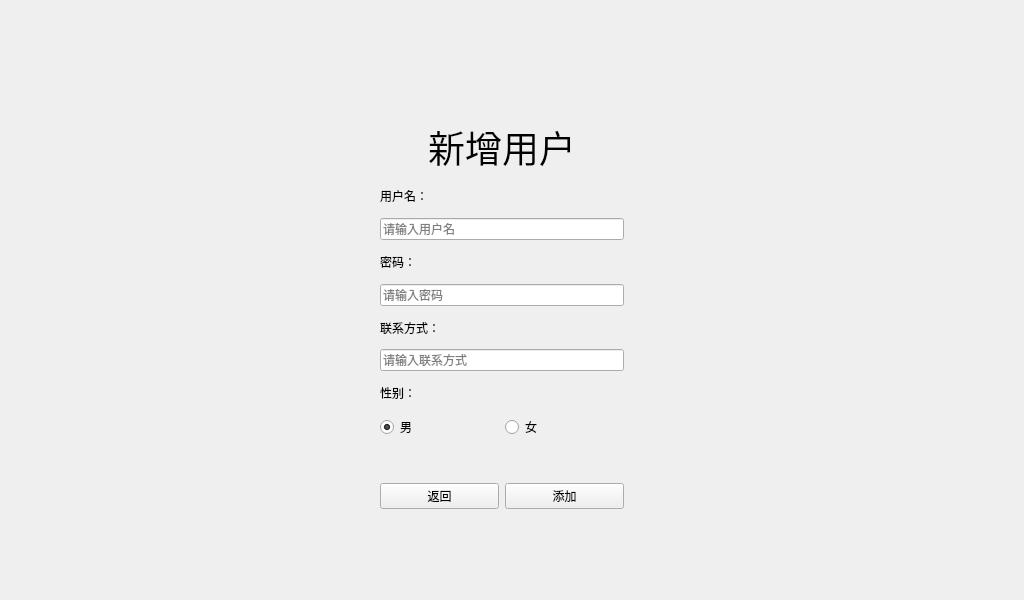
The window that VendingSystem_server/userreg.ui (Nyar-D/VendingSystem) describes before a commit, drawn with Qt 5.
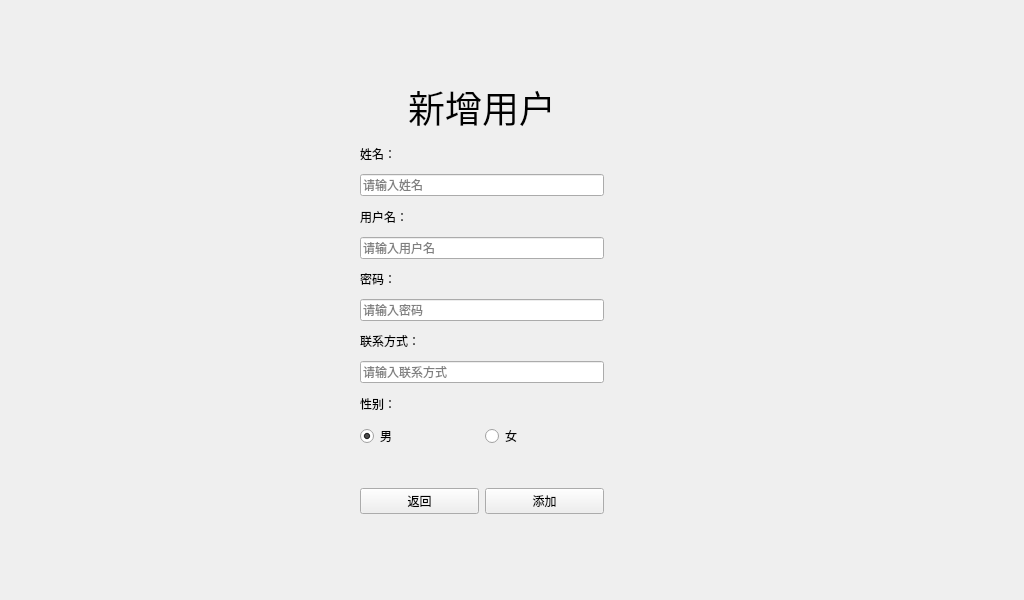
The same window after the commit.

What changed in the file:
```diff
--- a/VendingSystem_server/userreg.ui
+++ b/VendingSystem_server/userreg.ui
@@ -13,13 +13,13 @@
   <property name="windowTitle">
    <string>Add</string>
   </property>
-  <widget class="QWidget" name="">
+  <widget class="QWidget" name="layoutWidget">
    <property name="geometry">
     <rect>
-     <x>380</x>
-     <y>120</y>
+     <x>360</x>
+     <y>80</y>
      <width>244</width>
-     <height>389</height>
+     <height>434</height>
     </rect>
    </property>
    <layout class="QVBoxLayout" name="verticalLayout">
@@ -38,6 +38,20 @@
       </property>
      </widget>
     </item>
+    <item>
+     <widget class="QLabel" name="name_lb">
+      <property name="text">
+       <string>姓名：</string>
+      </property>
+     </widget>
+    </item>
+    <item>
+     <widget class="QLineEdit" name="name_le">
+      <property name="placeholderText">
+       <string>请输入姓名</string>
+      </property>
+     </widget>
+    </item>
     <item>
      <widget class="QLabel" name="username_lb">
       <property name="text">
@@ -93,7 +107,7 @@
     <item>
      <layout class="QHBoxLayout" name="horizontalLayout_2">
       <item>
-       <widget class="QRadioButton" name="woman">
+       <widget class="QRadioButton" name="man">
         <property name="focusPolicy">
          <enum>Qt::NoFocus</enum>
         </property>
@@ -106,7 +120,7 @@
        </widget>
       </item>
       <item>
-       <widget class="QRadioButton" name="man">
+       <widget class="QRadioButton" name="woman">
         <property name="focusPolicy">
          <enum>Qt::NoFocus</enum>
         </property>
```
Left out of the diff: 13 changed lines with no effect on the pictures.
